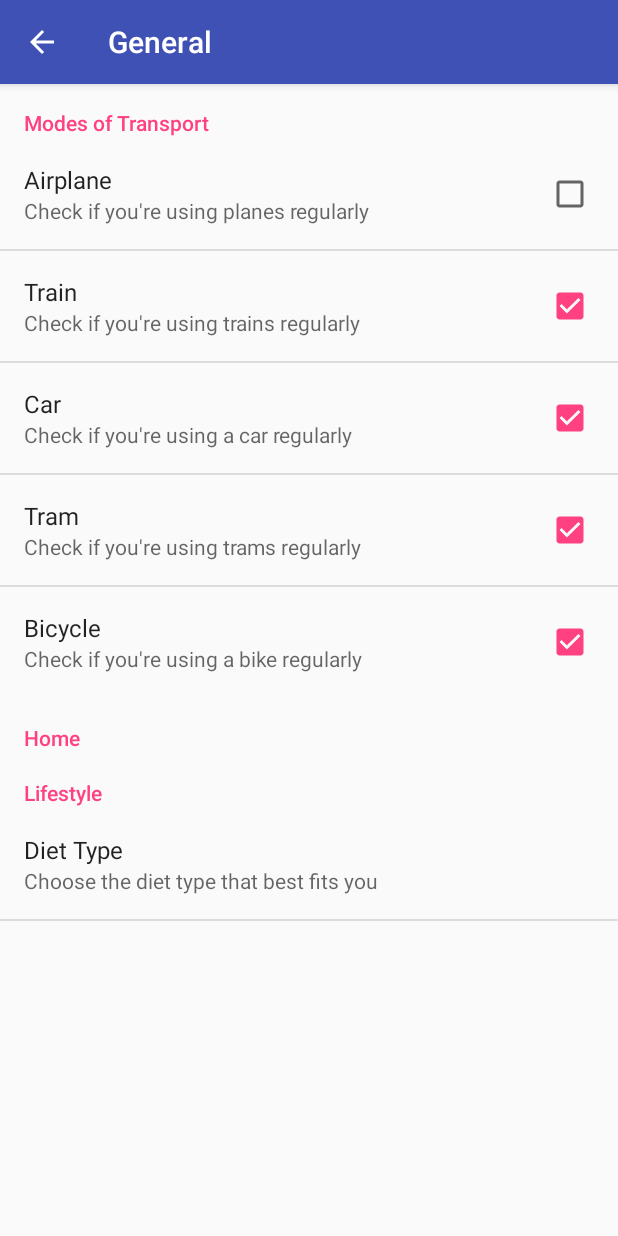
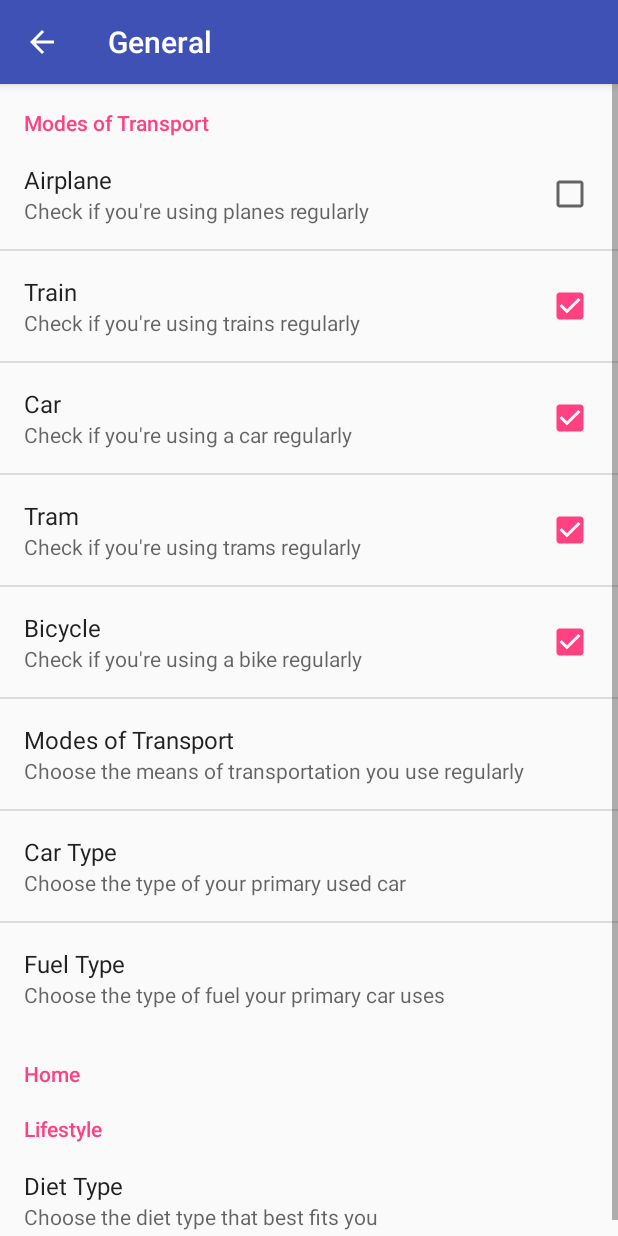
Before and after one commit to bisfwe/se.a1, an Android app: the SettingsActivity screen opened directly, with no data from a screen before it, after a tap on "General", on a phone screen of 412 x 824 dp. Run offline under Robolectric (Android 15) with nearby library versions, the phone set to English and light mode, and no system bars.

Commit message:
added more settings

```diff
--- a/SmartEnergy/app/src/main/java/ch/ethz/inf/se/a1/smartenergy/SettingsActivity.java
+++ b/SmartEnergy/app/src/main/java/ch/ethz/inf/se/a1/smartenergy/SettingsActivity.java
@@ -42,12 +42,21 @@ public class SettingsActivity extends AppCompatPreferenceActivity {
     public static String KEY_BICYCLE = "pref_bicycle";
 
 
+    public static final int TRANSPORTATION_SMALL_CAR = 1;
+    public static final int TRANSPORTATION_MEDIUM_CAR = 2;
+    public static final int TRANSPORTATION_BIG_CAR = 3;
+    public enum CarType {TRANSPORTATION_SMALL_CAR, TRANSPORTATION_MEDIUM_CAR, TRANSPORTATION_BIG_CAR}
+
+    public static final int TRANSPORTATION_PETROL = 1;
+    public static final int TRANSPORTATION_DIESEL = 2;
+    public enum FuelType {TRANSPORTATION_PETROL, TRANSPORTATION_DIESEL}
+
     public static final int LIFESTYLE_MEET_LOVER = 1;
     public static final int LIFESTYLE_AVERAGE = 2;
     public static final int LIFESTYLE_NO_BEEF = 3;
     public static final int LIFESTYLE_VEGETARIAN = 4;
     public static final int LIFESTYLE_VEGAN = 5;
-    public int LIFESTYLE_DIET_TYPE_DEFAULT = 2; //Integer.parseInt(getString(R.string.preference_diet_type_values_default));
+    public enum DietType {LIFESTYLE_MEET_LOVER, LIFESTYLE_AVERAGE, LIFESTYLE_NO_BEEF, LIFESTYLE_VEGETARIAN, LIFESTYLE_VEGAN}
 
     /**
      * A preference value change listener that updates the preference's summary
--- a/SmartEnergy/app/src/main/res/values/strings.xml
+++ b/SmartEnergy/app/src/main/res/values/strings.xml
@@ -24,6 +24,62 @@
 
     <string name="pref_transport_bicycle">Bicycle</string>
     <string name="pref_transport_sum_bicycle">"Check if you're using a bike regularly"</string>
+
+
+    <string name="pref_key_used_transportation">used_transportation_type_key</string>
+    <string name="pref_title_used_transportation">Modes of Transport</string>
+    <string name="pref_summary_used_transportation">Choose the means of transportation you use regularly</string>
+
+    <string-array name="preference_array_used_transportation_entries">
+        <item>Airplane</item>
+        <item>Train</item>
+        <item>Car</item>
+        <item>Tram</item>
+        <item>Bicycle</item>
+    </string-array>
+    <!-- The following values correspond to @SettingsActivity.java constants defined on top -->
+    <string-array name="preference_array_used_transportation_values">
+        <item>1</item>
+        <item>2</item>
+        <item>3</item>
+        <item>4</item>
+        <item>5</item>
+    </string-array>
+
+
+    <string name="pref_key_car_type">car_type_key</string>
+    <string name="pref_title_car_type">Car Type</string>
+    <string name="pref_summary_car_type">Choose the type of your primary used car</string>
+
+    <string-array name="preference_array_car_type_entries">
+        <item>Small (x l/100km)</item>
+        <item>Medium (x l/100km)</item>
+        <item>Big (x l/100km)</item>
+    </string-array>
+    <!-- The following values correspond to @SettingsActivity.java constants defined on top -->
+    <string-array name="preference_array_car_type_values">
+        <item>1</item>
+        <item>2</item>
+        <item>3</item>
+    </string-array>
+    <string name="preference_car_type_values_default">2</string>
+
+
+    <string name="pref_key_fuel_type">fuel_type_key</string>
+    <string name="pref_title_fuel_type">Fuel Type</string>
+    <string name="pref_summary_fuel_type">Choose the type of fuel your primary car uses</string>
+
+    <string-array name="preference_array_fuel_type_entries">
+        <item>Petrol</item>
+        <item>Diesel</item>
+    </string-array>
+    <!-- The following values correspond to @SettingsActivity.java constants defined on top -->
+    <string-array name="preference_array_fuel_type_values">
+        <item>1</item>
+        <item>2</item>
+    </string-array>
+    <string name="preference_fuel_type_values_default">1</string>
+
 
     <!-- Category Home -->
     <string name="pref_header_home">Home</string>
--- a/SmartEnergy/app/src/main/res/xml/pref_general.xml
+++ b/SmartEnergy/app/src/main/res/xml/pref_general.xml
@@ -33,11 +33,36 @@
             android:title="@string/pref_transport_bicycle"
             android:summary="@string/pref_transport_sum_bicycle"
             android:defaultValue="true" />
+
+        <MultiSelectListPreference
+            android:key="@string/pref_key_used_transportation"
+            android:title="@string/pref_title_used_transportation"
+            android:entries="@array/preference_array_used_transportation_entries"
+            android:entryValues="@array/preference_array_used_transportation_values"
+            android:summary="@string/pref_summary_used_transportation"/>
+
+        <ListPreference
+            android:key="@string/pref_key_car_type"
+            android:title="@string/pref_title_car_type"
+            android:defaultValue="@string/preference_car_type_values_default"
+            android:entries="@array/preference_array_car_type_entries"
+            android:entryValues="@array/preference_array_car_type_values"
+            android:summary="@string/pref_summary_car_type"/>
+
+        <ListPreference
+            android:key="@string/pref_key_fuel_type"
+            android:title="@string/pref_title_fuel_type"
+            android:defaultValue="@string/preference_fuel_type_values_default"
+            android:entries="@array/preference_array_fuel_type_entries"
+            android:entryValues="@array/preference_array_fuel_type_values"
+            android:summary="@string/pref_summary_fuel_type"/>
+
     </PreferenceCategory>
 
     <PreferenceCategory
         android:title="@string/pref_header_home"
         android:key="pref_key_home_settings">
+
 
     </PreferenceCategory>
 
```
